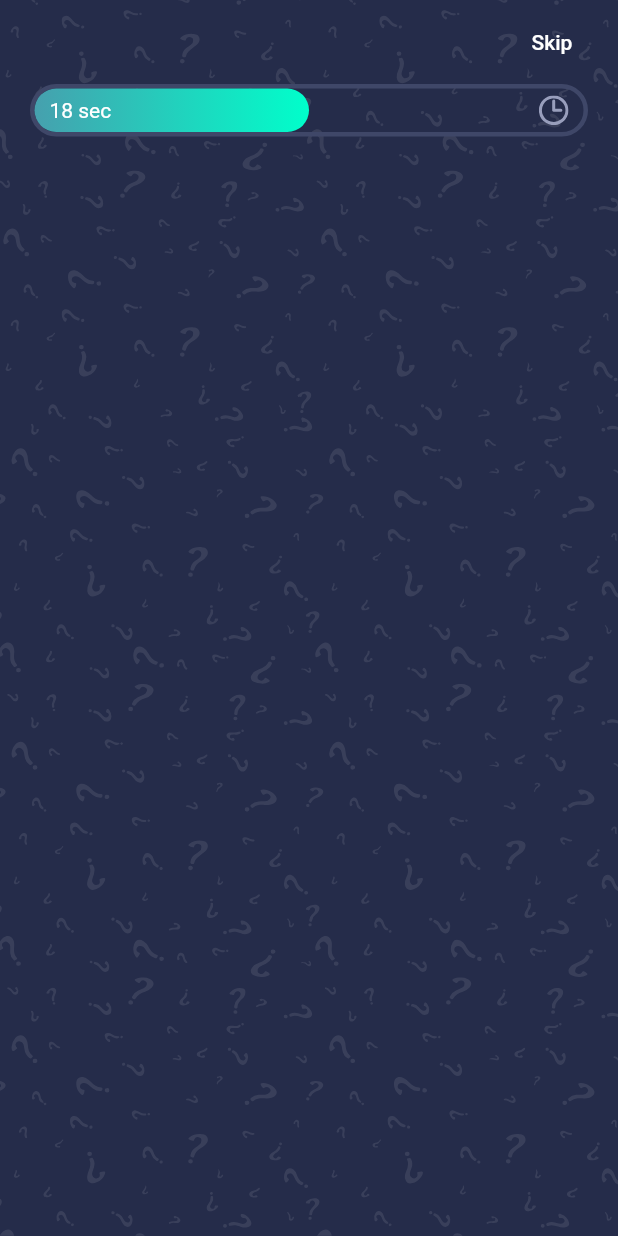
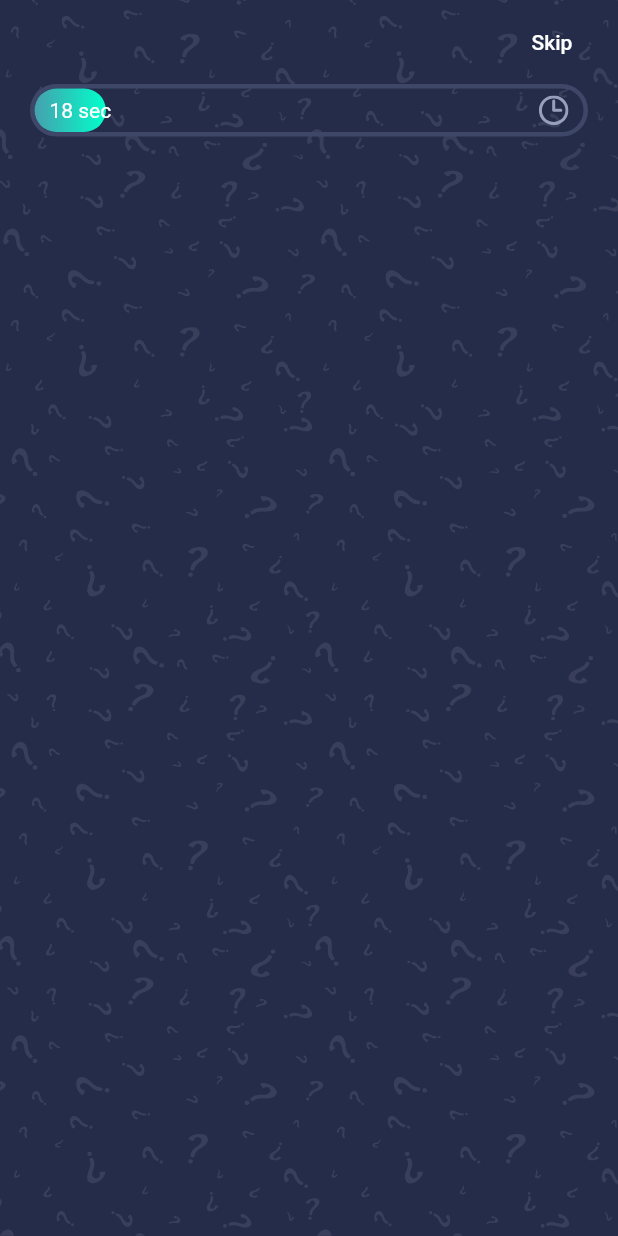
Before and after one commit to matheus2-andrade/QuizApp-Flutter, a Flutter app: the screen it shows after launch, on a phone screen of 412 x 824 dp. Run offline on Flutter 3.47's test engine with Material 2 defaults, Android fonts, the phone set to English and light mode, and no system bars; our stand-ins replace flutter_svg, get.

Commit message:
animation 1.0

```diff
--- /dev/null
+++ b/lib/controllers/question_controller.dart
@@ -0,0 +1,22 @@
+import 'package:flutter/animation.dart';
+import 'package:get/get_state_manager/get_state_manager.dart';
+
+class QuestionController extends GetxController
+    with SingleGetTickerProviderMixin {
+  AnimationController _animationController;
+  Animation _animation;
+  Animation get animation => this._animation;
+
+  @override
+  void onInit() {
+    _animationController =
+        AnimationController(duration: Duration(seconds: 60), vsync: this);
+    _animation = Tween(begin: 0.0, end: 1.0).animate(_animationController)
+      ..addListener(() {
+        update();
+      });
+
+    _animationController.forward();
+    super.onInit();
+  }
+}
--- a/lib/screens/quiz/components/progress_bar.dart
+++ b/lib/screens/quiz/components/progress_bar.dart
@@ -1,5 +1,7 @@
 import 'package:flutter/material.dart';
 import 'package:flutter_svg/svg.dart';
+import 'package:get/get.dart';
+import 'package:quiz_app/controllers/question_controller.dart';
 
 import '../../../constants.dart';
 
@@ -17,11 +19,14 @@ class ProgressBar extends StatelessWidget {
         border: Border.all(color: Color(0xFF3F4768), width: 3),
         borderRadius: BorderRadius.circular(50),
       ),
-      child: Stack(
+      child: GetBuilder<QuestionController>(
+          init: QuestionController(),
+          builder: (controller) {
+            return Stack(
               children: [
                 LayoutBuilder(
                     builder: (context, constraints) => Container(
-                    width: constraints.maxWidth * 0.5,
+                          width: constraints.maxWidth * controller.animation.value,
                           decoration: BoxDecoration(
                               gradient: kPrimaryGradient,
                               borderRadius: BorderRadius.circular(50)),
@@ -39,7 +44,8 @@ class ProgressBar extends StatelessWidget {
                   ),
                 ))
               ],
-      ),
+            );
+          }),
     );
   }
 }
```
Lines whose indentation alone changed are shown as unchanged.
